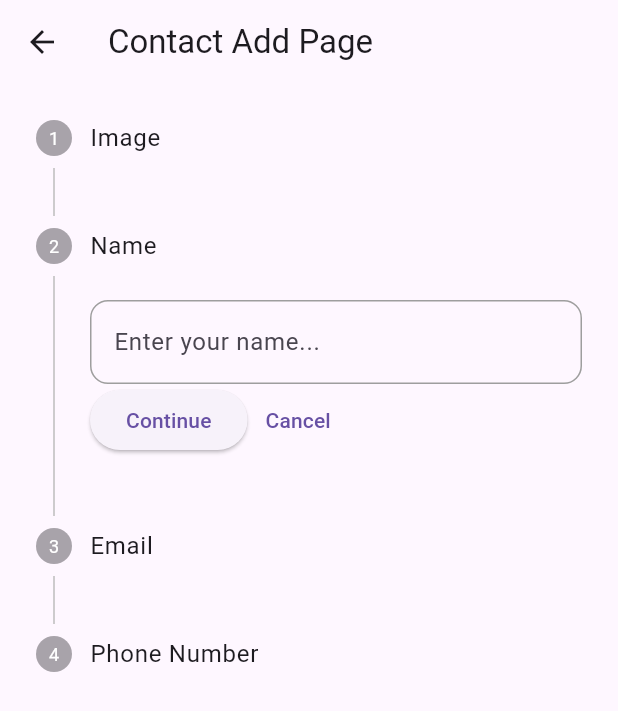
After one commit to SJaynesh/Contect-Diary-App-2, a Flutter app: the AddToContactPage screen opened by its route, after a tap on "Continue", on a phone screen of 412 x 824 dp. The commit adds this screen. Shown: the top 711 px of the screen. Run offline on Flutter 3.47's test engine with Material 3 defaults, Android fonts, the phone set to English and light mode, and no system bars; our stand-ins replace flutter_screenutil, image_picker, shared_preferences; accounts and stored records are empty; network calls fail.

Commit message:
Contact Diary App

```diff
--- /dev/null
+++ b/lib/controllers/contact_contorller.dart
@@ -0,0 +1,49 @@
+import 'dart:io';
+
+import 'package:contacts_diary/models/contact_model.dart';
+import 'package:flutter/material.dart';
+import 'package:image_picker/image_picker.dart';
+
+class ContactController extends ChangeNotifier {
+  ContactModel contactModel = ContactModel(
+    image: null,
+    name: "",
+    email: "",
+    phoneNumber: "",
+    contactList: [],
+  );
+
+  void pickImageGallery() async {
+    ImagePicker imagePicker = ImagePicker();
+
+    XFile? xFile = await imagePicker.pickImage(source: ImageSource.gallery);
+
+    if (xFile != null) {
+      contactModel.image = File(xFile.path);
+    }
+    notifyListeners();
+  }
+
+  void addContactData({
+    required String name,
+    required String email,
+    required String phone,
+  }) {
+    ContactModel c1 = ContactModel(
+      image: contactModel.image,
+      name: name,
+      email: email,
+      phoneNumber: phone,
+    );
+
+    contactModel.contactList?.add(c1);
+
+    notifyListeners();
+  }
+
+  void removeContactData({required ContactModel contact}) {
+    contactModel.contactList?.remove(contact);
+
+    notifyListeners();
+  }
+}
--- a/lib/controllers/counter_controller.dart
+++ b/lib/controllers/counter_controller.dart
@@ -1,23 +1,35 @@
 import 'package:contacts_diary/models/counter_model.dart';
 import 'package:flutter/material.dart';
+import 'package:shared_preferences/shared_preferences.dart';
 
 class CounterController extends ChangeNotifier {
   // Model class Object
-  CounterModel counterModel = CounterModel(
-    counter: 0,
-  );
+  CounterModel counterModel;
+
+  CounterController({
+    required this.counterModel,
+  });
 
   // Todo : Increment
-  void increment() {
+  void increment() async {
     counterModel.counter++;
+
+    SharedPreferences sharedPreferences = await SharedPreferences.getInstance();
+
+    await sharedPreferences.setInt('counter', counterModel.counter);
+
     notifyListeners();
   }
 
   // Todo : Decrement
-  void decrement() {
+  void decrement() async {
     if (counterModel.counter > 0) {
       counterModel.counter--;
     }
+
+    SharedPreferences sharedPreferences = await SharedPreferences.getInstance();
+
+    await sharedPreferences.setInt('counter', counterModel.counter);
     notifyListeners();
   }
 }
--- /dev/null
+++ b/lib/controllers/stepper_controller.dart
@@ -0,0 +1,23 @@
+import 'package:contacts_diary/models/stepper_model.dart';
+import 'package:flutter/material.dart';
+
+class StepperController extends ChangeNotifier {
+  StepperModel stepperModel = StepperModel(
+    stepperIndex: 0,
+  );
+
+  void stepContinue() {
+    if (stepperModel.stepperIndex < 3) {
+      stepperModel.stepperIndex++;
+    }
+
+    notifyListeners();
+  }
+
+  void stepCancel() {
+    if (stepperModel.stepperIndex > 0) {
+      stepperModel.stepperIndex--;
+    }
+    notifyListeners();
+  }
+}
--- a/lib/main.dart
+++ b/lib/main.dart
@@ -3,6 +3,7 @@ import 'package:shared_preferences/shared_preferences.dart';
 import 'my_app.dart';
 
 bool? isTheme;
+int? counter;
 
 void main() async {
   WidgetsFlutterBinding.ensureInitialized();
@@ -10,6 +11,7 @@ void main() async {
   SharedPreferences sharedPreferences = await SharedPreferences.getInstance();
 
   isTheme = sharedPreferences.getBool('isTheme') ?? true;
+  counter = sharedPreferences.getInt('counter') ?? 0;
   runApp(
     const MyApp(),
   );
--- /dev/null
+++ b/lib/models/contact_model.dart
@@ -0,0 +1,17 @@
+import 'dart:io';
+
+class ContactModel {
+  File? image;
+  String name;
+  String email;
+  String phoneNumber;
+  List<ContactModel>? contactList;
+
+  ContactModel({
+    required this.image,
+    required this.name,
+    required this.email,
+    required this.phoneNumber,
+    this.contactList,
+  });
+}
--- /dev/null
+++ b/lib/models/stepper_model.dart
@@ -0,0 +1,7 @@
+class StepperModel {
+  int stepperIndex;
+
+  StepperModel({
+    required this.stepperIndex,
+  });
+}
--- a/lib/routes/routes.dart
+++ b/lib/routes/routes.dart
@@ -1,3 +1,5 @@
+import 'package:contacts_diary/view/screens/add_to_contact_page/add_to_contact_page.dart';
+import 'package:contacts_diary/view/screens/contact_detail_page/contact_detail_page.dart';
 import 'package:contacts_diary/view/screens/home_page/home_page.dart';
 import 'package:flutter/material.dart';
 
@@ -12,6 +14,8 @@ class Routes {
   static Map<String, WidgetBuilder> myRoutes = {
     splashScreen: (ctx) => const SplashScreen(),
     homePage: (ctx) => const HomePage(),
+    addToContactPage: (ctx) => const AddToContactPage(),
+    detailPage: (ctx) => const ContactDetailPage(),
   };
 }
 
--- /dev/null
+++ b/lib/view/screens/add_to_contact_page/add_to_contact_page.dart
@@ -0,0 +1,203 @@
+import 'dart:developer';
+import 'dart:io';
+
+import 'package:contacts_diary/controllers/contact_contorller.dart';
+import 'package:contacts_diary/controllers/stepper_controller.dart';
+import 'package:flutter/material.dart';
+import 'package:flutter_screenutil/flutter_screenutil.dart';
+import 'package:provider/provider.dart';
+
+TextEditingController nameController = TextEditingController();
+TextEditingController emailController = TextEditingController();
+TextEditingController phoneController = TextEditingController();
+
+class AddToContactPage extends StatelessWidget {
+  const AddToContactPage({super.key});
+
+  @override
+  Widget build(BuildContext context) {
+    return Scaffold(
+      appBar: AppBar(
+        title: const Text("Contact Add Page"),
+      ),
+      body: Consumer<StepperController>(
+        builder: (context, provider, _) => Consumer<ContactController>(
+          builder: (context, provider2, _) => Stepper(
+            currentStep: provider.stepperModel.stepperIndex,
+            onStepContinue: () {
+              provider.stepContinue();
+            },
+            onStepCancel: () {
+              provider.stepCancel();
+            },
+            controlsBuilder: (context, details) {
+              if (provider.stepperModel.stepperIndex == 0) {
+                return Row(
+                  children: [
+                    ElevatedButton(
+                      onPressed: () {
+                        details.onStepContinue!();
+                      },
+                      child: const Text("Continue"),
+                    )
+                  ],
+                );
+              } else if (provider.stepperModel.stepperIndex == 1 ||
+                  provider.stepperModel.stepperIndex == 2) {
+                return Row(
+                  children: [
+                    ElevatedButton(
+                      onPressed: () {
+                        details.onStepContinue!();
+                      },
+                      child: const Text("Continue"),
+                    ),
+                    TextButton(
+                      onPressed: () {
+                        details.onStepCancel!();
+                      },
+                      child: const Text("Cancel"),
+                    ),
+                  ],
+                );
+              }
+              return Row(
+                children: [
+                  ElevatedButton(
+                    onPressed: () {
+                      String name = nameController.text;
+                      String email = emailController.text;
+                      String phone = phoneController.text;
+
+                      provider2.addContactData(
+                        name: name,
+                        email: email,
+                        phone: phone,
+                      );
+
+                      log("Contact Data : ${provider2.contactModel.contactList}");
+                      Navigator.pop(context);
+
+                      nameController.clear();
+                      emailController.clear();
+                      phoneController.clear();
+
+                      provider2.contactModel.image = null;
+                      provider.stepperModel.stepperIndex = 0;
+                    },
+                    child: const Text("Submit"),
+                  ),
+                  TextButton(
+                    onPressed: () {
+                      details.onStepCancel!();
+                    },
+                    child: const Text("Cancel"),
+                  ),
+                ],
+              );
+            },
+            steps: [
+              Step(
+                title: const Text("Image"),
+                content: Stack(
+                  alignment: Alignment.bottomRight,
+                  children: [
+                    CircleAvatar(
+                      radius: 55.w,
+                      backgroundImage: (provider2.contactModel.image != null)
+                          ? FileImage(provider2.contactModel.image as File)
+                          : const NetworkImage(
+                              "https://thumb.ac-illust.com/be/bee98c70d1cfc02d0f387d2852464bf5_t.jpeg"),
+                    ),
+                    GestureDetector(
+                      onTap: () {
+                        provider2.pickImageGallery();
+                      },
+                      child: CircleAvatar(
+                        radius: 18.w,
+                        backgroundColor: Colors.deepPurple.shade300,
+                        child: const Icon(
+                          Icons.add,
+                          color: Colors.white,
+                        ),
+                      ),
+                    )
+                  ],
+                ),
+              ),
+              Step(
+                title: const Text("Name"),
+                content: TextField(
+                  controller: nameController,
+                  decoration: InputDecoration(
+                    hintText: "Enter your name...",
+                    enabledBorder: OutlineInputBorder(
+                      borderRadius: BorderRadius.circular(12),
+                      borderSide: const BorderSide(
+                        color: Colors.grey,
+                      ),
+                    ),
+                    focusedBorder: OutlineInputBorder(
+                      borderRadius: BorderRadius.circular(12),
+                      borderSide: const BorderSide(
+                        color: Colors.deepPurple,
+                        width: 2,
+                      ),
+                    ),
+                  ),
+                ),
+              ),
+              Step(
+                title: const Text("Email"),
+                content: TextField(
+                  controller: emailController,
+                  decoration: InputDecoration(
+                    hintText: "Enter your email...",
+                    enabledBorder: OutlineInputBorder(
+                      borderRadius: BorderRadius.circular(12),
+                      borderSide: const BorderSide(
+                        color: Colors.grey,
+                      ),
+                    ),
+                    focusedBorder: OutlineInputBorder(
+                      borderRadius: BorderRadius.circular(12),
+                      borderSide: const BorderSide(
+                        color: Colors.deepPurple,
+                        width: 2,
+                      ),
+                    ),
+                  ),
+                ),
+              ),
+              Step(
+                title: const Text("Phone Number"),
+                content: TextField(
+                  controller: phoneController,
+                  maxLength: 10,
+                  keyboardType: TextInputType.number,
+                  decoration: InputDecoration(
+                    hintText: "Enter your number...",
+                    prefixText: "+91 ",
+                    enabledBorder: OutlineInputBorder(
+                      borderRadius: BorderRadius.circular(12),
+                      borderSide: const BorderSide(
+                        color: Colors.grey,
+                      ),
+                    ),
+                    focusedBorder: OutlineInputBorder(
+                      borderRadius: BorderRadius.circular(12),
+                      borderSide: const BorderSide(
+                        color: Colors.deepPurple,
+                        width: 2,
+                      ),
+                    ),
+                  ),
+                ),
+              ),
+            ],
+          ),
+        ),
+      ),
+    );
+  }
+}
--- a/pubspec.yaml
+++ b/pubspec.yaml
@@ -38,6 +38,9 @@ dependencies:
   flutter_screenutil: ^5.9.3
   provider: ^6.1.2
   shared_preferences: ^2.3.2
+  image_picker: any
+  url_launcher: any
+  local_auth: any
 
 dev_dependencies:
   flutter_test:
```
Also changed, not shown: lib/my_app.dart (+13 -2 lines), lib/view/screens/contact_detail_page/contact_detail_page.dart (added, +203 -0 lines), lib/view/screens/home_page/home_page.dart (+92 -42 lines), pubspec.lock, 5 other files.
